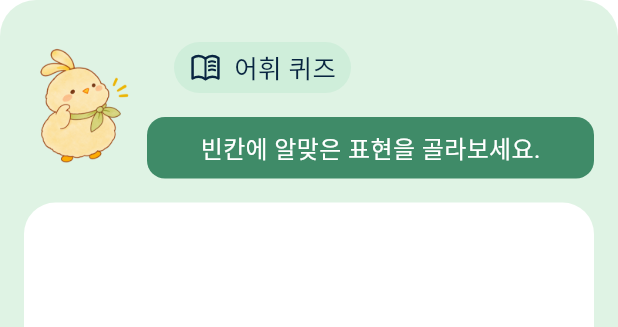
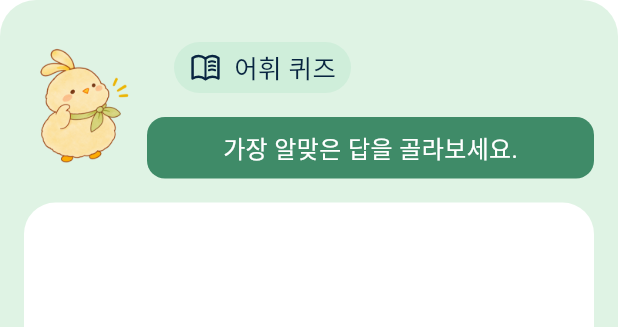
Before and after one commit to Salkogi07/OpenSoftware-Project, a Flutter app: the _QuizPromptCard widget shown alone on an empty page, opened directly with empty values, on a phone screen of 412 x 824 dp. Shown: the top 327 px of the screen. Run offline on Flutter 3.47's test engine with Material 3 defaults, Android fonts, the phone set to English and light mode, and no system bars; our stand-ins replace supabase_flutter; accounts and stored records are empty; Roboto replaces fonts that are missing (Pretendard).

Commit message:
[Fix] 퀴즈 카드 안내 문구와 힌트를 실제 문제 형식에 맞춤 (#25)
문제 은행 900문제는 빈칸 없는 뜻 고르기 문제라 고정된 빈칸 안내 대신 문제 형식에 맞는 안내를 표시하고, 새 디자인에서 빠진 힌트 줄을 다시 보여 줌.

Co-authored-by: Salkogi07 <Salkogi07@users.noreply.github.com>
Co-authored-by: Claude Opus 5.5 <noreply@anthropic.com>

```diff
--- a/lib/frontend_screens.dart
+++ b/lib/frontend_screens.dart
@@ -1109,7 +1109,8 @@ const _quizMascotAsset = 'assets/images/chick_thinking.png';
 const _quizGreen = Color(0xff099604);
 const _quizTrack = Color(0xffdff3e4);
 const _quizCardBoxGap = 16.0;
-const _quizGuidance = '빈칸에 알맞은 표현을 골라보세요.';
+const _quizBlankGuidance = '빈칸에 알맞은 표현을 골라보세요.';
+const _quizChoiceGuidance = '가장 알맞은 답을 골라보세요.';
 
 class _QuizPromptCard extends StatelessWidget {
   const _QuizPromptCard({
@@ -1129,6 +1130,10 @@ class _QuizPromptCard extends StatelessWidget {
         ? prompt.substring(0, prompt.length - hintSuffix.length)
         : prompt;
     final parts = sentence.split('{빈칸}');
+    // 문제 은행(assets/questions.json)은 빈칸 없는 뜻 고르기 문제라 안내도 문제 형식에 맞춤
+    final guidance = parts.length > 1
+        ? _quizBlankGuidance
+        : _quizChoiceGuidance;
     return Container(
       padding: EdgeInsets.fromLTRB(
         16,
@@ -1198,7 +1203,7 @@ class _QuizPromptCard extends StatelessWidget {
                       child: FittedBox(
                         fit: BoxFit.scaleDown,
                         child: Text(
-                          _quizGuidance,
+                          guidance,
                           maxLines: 1,
                           softWrap: false,
                           textAlign: TextAlign.center,
@@ -1262,6 +1267,15 @@ class _QuizPromptCard extends StatelessWidget {
               style: _pretendardText(26, weight: 850).copyWith(height: 1.45),
             ),
           ),
+          if (hint case final value?)
+            Padding(
+              padding: const EdgeInsets.only(top: 10),
+              child: Text(
+                '힌트 · $value',
+                textAlign: TextAlign.center,
+                style: _pretendardText(14, weight: 700, color: _muted),
+              ),
+            ),
         ],
       ),
     );
```
Also changed, not shown: 1 other file.
